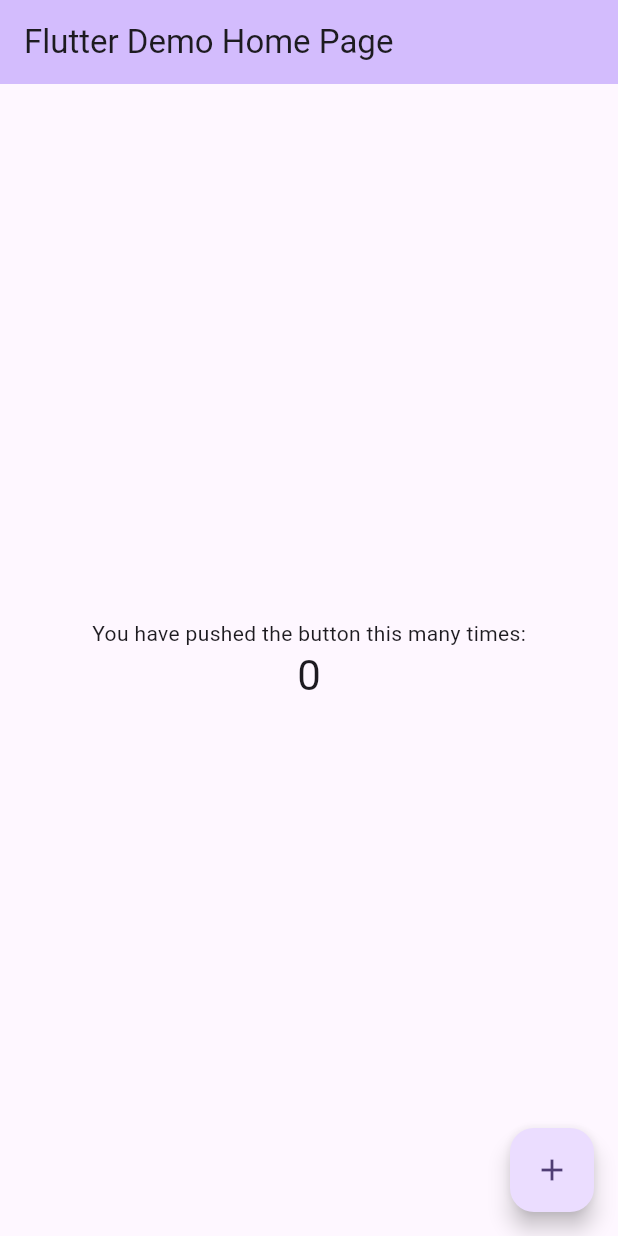
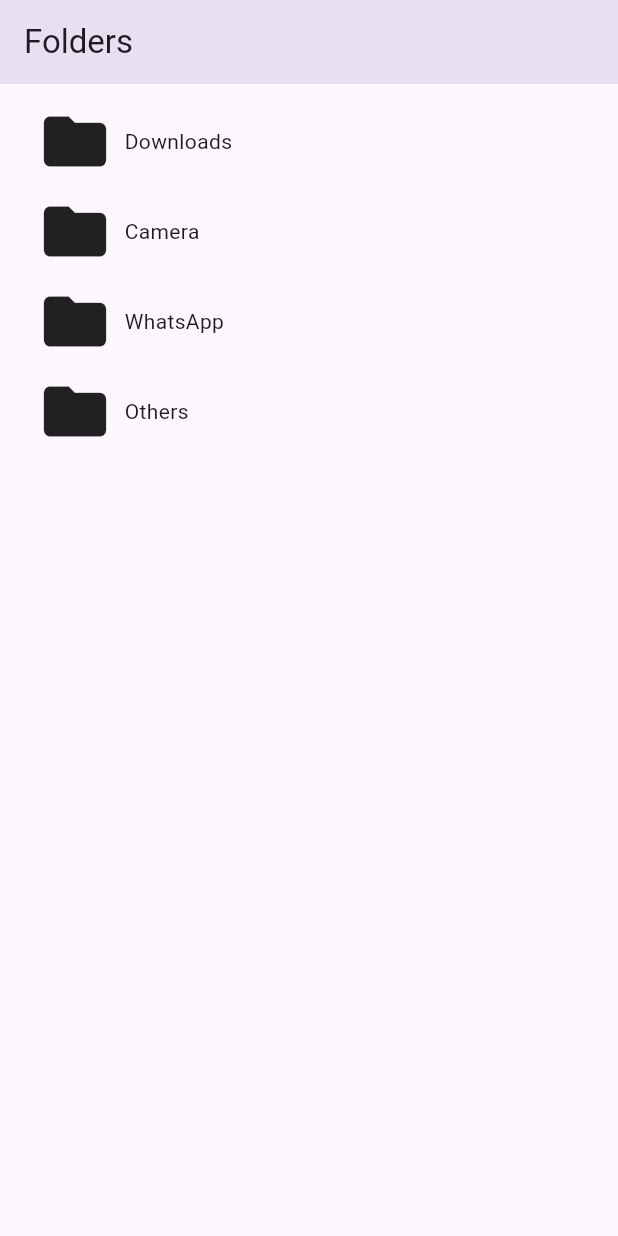
Before and after one commit to SureshPetluri/Fresh-Player, a Flutter app: the screen it shows after launch, on a phone screen of 412 x 824 dp. Run offline on Flutter 3.47's test engine with Material 3 defaults, Android fonts, the phone set to English and light mode, and no system bars; our stand-ins replace device_info_plus, permission_handler; missing offline and left inert: photo_manager.

Commit message:
fetching local videos done

```diff
--- a/lib/main.dart
+++ b/lib/main.dart
@@ -1,4 +1,9 @@
+import 'package:device_info_plus/device_info_plus.dart';
+import 'package:flutter/foundation.dart';
 import 'package:flutter/material.dart';
+import 'package:fresh_player/videos_show_screen.dart';
+import 'package:permission_handler/permission_handler.dart';
+import 'package:photo_manager/photo_manager.dart';
 
 void main() {
   runApp(const MyApp());
@@ -9,32 +14,91 @@ class MyApp extends StatelessWidget {
 
   @override
   Widget build(BuildContext context) {
-    return MaterialApp(
-      title: 'Flutter Demo',
-      theme: ThemeData(
-        colorScheme: ColorScheme.fromSeed(seedColor: Colors.deepPurple),
-        useMaterial3: true,
-      ),
-      home: const MyHomePage(title: 'Flutter Demo Home Page'),
+    return const MaterialApp(
+      debugShowCheckedModeBanner: false,
+      home: VideoScreen(),
     );
   }
 }
 
-class MyHomePage extends StatefulWidget {
-  const MyHomePage({super.key, required this.title});
-
-  final String title;
+class VideoScreen extends StatefulWidget {
+  const VideoScreen({super.key});
 
   @override
-  State<MyHomePage> createState() => _MyHomePageState();
+  State<VideoScreen> createState() => _VideoScreenState();
 }
 
-class _MyHomePageState extends State<MyHomePage> {
-  int _counter = 0;
+class _VideoScreenState extends State<VideoScreen> {
+  Map<String, List<AssetEntity>> categorizedVideos = {};
 
-  void _incrementCounter() {
+  @override
+  void initState() {
+    super.initState();
+    if (!kIsWeb) {
+      permissionsCalling();
+    }
+  }
+
+  bool permissionsGranted = false;
+
+  Future<void> permissionsCalling() async {
+    if (await _requestPermissions(Permission.manageExternalStorage)) {
+      permissionsGranted =
+          await _requestPermissions(Permission.manageExternalStorage);
+      debugPrint("Permission is Granted");
+      _loadVideos();
+    } else {
+      permissionsGranted = false;
+      debugPrint("Permission is not Granted");
+    }
+  }
+
+  Future<bool> _requestPermissions(Permission permission) async {
+    AndroidDeviceInfo build = await DeviceInfoPlugin().androidInfo;
+    if (build.version.sdkInt >= 30) {
+      var manageExternalStorageStatus =
+          await Permission.manageExternalStorage.request();
+      var storageStatus = await Permission.storage.request();
+      return manageExternalStorageStatus.isGranted || storageStatus.isGranted;
+    } else {
+      var storageStatus = await permission.request();
+      return storageStatus.isGranted;
+    }
+  }
+
+  Future<void> _loadVideos() async {
+    final List<AssetPathEntity> albums =
+        await PhotoManager.getAssetPathList(type: RequestType.video);
+
+    Map<String, List<AssetEntity>> tempCategorizedVideos = {
+      'Downloads': [],
+      'Camera': [],
+      'WhatsApp': [],
+      'Others': [],
+    };
+
+    for (var album in albums) {
+      final List<AssetEntity> videos =
+          await album.getAssetListRange(start: 0, end: 100);
+      for (var video in videos) {
+        final path = video.relativePath ?? '';
+        if (path.contains('download') &&
+            !(tempCategorizedVideos['Downloads']?.contains(video) ?? false)) {
+          tempCategorizedVideos['Downloads']?.add(video);
+        } else if (path.contains('Camera') &&
+            !(tempCategorizedVideos['Camera']?.contains(video) ?? false)) {
+          tempCategorizedVideos['Camera']?.add(video);
+        } else if (path.contains('WhatsApp') &&
+            !(tempCategorizedVideos['WhatsApp']?.contains(video) ?? false)) {
+          tempCategorizedVideos['WhatsApp']?.add(video);
+        } else {
+          tempCategorizedVideos['Others']?.add(video);
+        }
+      }
+    }
+
     setState(() {
-      _counter++;
+      categorizedVideos = tempCategorizedVideos;
     });
   }
 
@@ -42,27 +106,64 @@ class _MyHomePageState extends State<MyHomePage> {
   Widget build(BuildContext context) {
     return Scaffold(
       appBar: AppBar(
-        backgroundColor: Theme.of(context).colorScheme.inversePrimary,
-        title: Text(widget.title),
+        elevation: 15.0,
+        title: const Text('Folders'),
       ),
-      body: Center(
-        child: Column(
-          mainAxisAlignment: MainAxisAlignment.center,
-          children: <Widget>[
-            const Text(
-              'You have pushed the button this many times:',
+      body: !(permissionsGranted)
+          ? Center(
+              child: ElevatedButton(
+                onPressed: () {
+                  permissionsCalling();
+                },
+                child: const Text("Request Permissions"),
               ),
-            Text(
-              '$_counter',
-              style: Theme.of(context).textTheme.headlineMedium,
+            )
+          : categorizedVideos.isEmpty
+              ? const Center(child: CircularProgressIndicator())
+              : Padding(
+                  padding: const EdgeInsets.only(top: 8.0),
+                  child: ListView(
+                    children: categorizedVideos.entries.map((entry) {
+                      final videos = entry.value;
+                      return Column(
+                        children: [
+                          InkWell(
+                            splashColor: Colors.transparent,
+                            focusColor: Colors.transparent,
+                            hoverColor: Colors.transparent,
+                            highlightColor: Colors.transparent,
+                            radius: 0.4,
+                            onTap: () {
+                              Navigator.push(
+                                context,
+                                MaterialPageRoute(
+                                  builder: (context) => VideosShowScreen(
+                                      downloadVideos: videos, title: entry.key),
+                                ),
+                              );
+                            },
+                            child: Container(
+                              width: MediaQuery.sizeOf(context).width,
+                              padding: const EdgeInsets.symmetric(
+                                  horizontal: 25, vertical: 5),
+                              child: Row(
+                                children: [
+                                  const Icon(
+                                    Icons.folder,
+                                    size: 50,
+                                  ),
+                                  Padding(
+                                    padding: const EdgeInsets.only(left: 8.0),
+                                    child: Text(entry.key),
                                   ),
                                 ],
                               ),
                             ),
-      floatingActionButton: FloatingActionButton(
-        onPressed: _incrementCounter,
-        tooltip: 'Increment',
-        child: const Icon(Icons.add),
+                          ),
+                        ],
+                      );
+                    }).toList(),
+                  ),
                 ),
     );
   }
```
Also changed, not shown: lib/videos_show_screen.dart (added, +62 -0 lines). Lines whose indentation alone changed are shown as unchanged.
